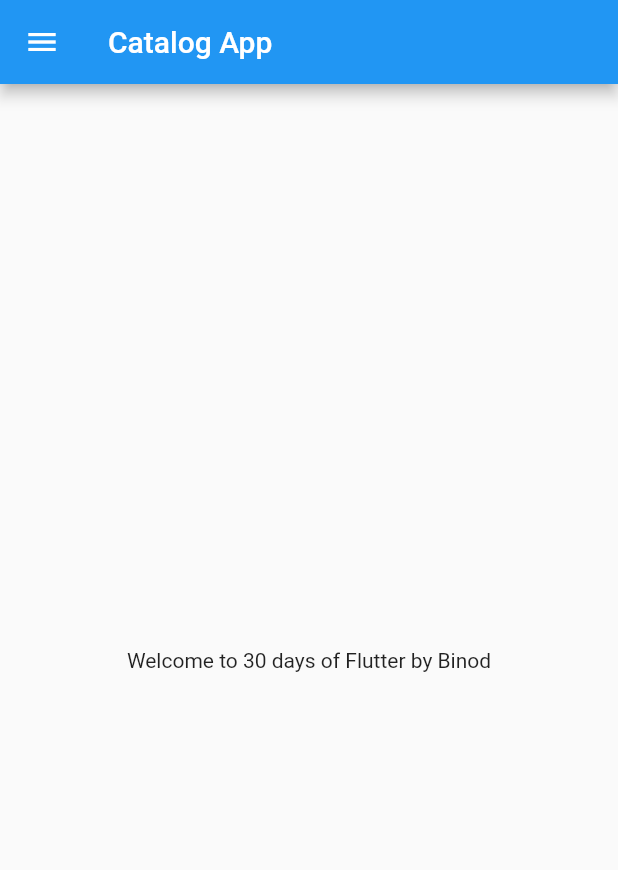
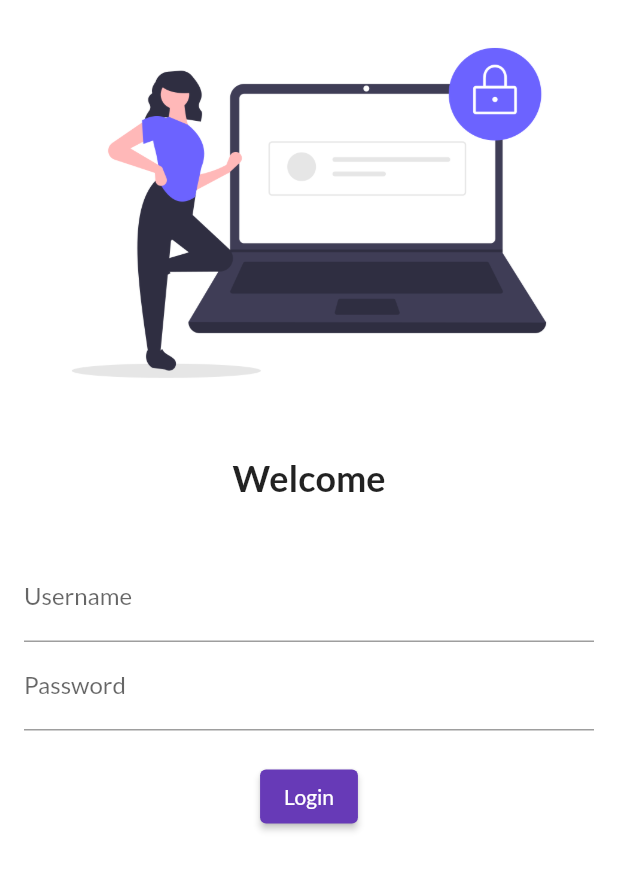
Before and after one commit to binod210-prog/FlutterBasics, a Flutter app: the screen it shows after launch, on a phone screen of 412 x 824 dp. Shown: the top 870 px of the screen. Run offline on Flutter 3.47's test engine with Material 2 defaults, Android fonts, the light colour scheme and no system bars; our stand-ins replace google_fonts.

Commit message:
day3 commit

```diff
--- a/lib/main.dart
+++ b/lib/main.dart
@@ -1,6 +1,7 @@
+import 'package:google_fonts/google_fonts.dart';
+import '/pages/login_page.dart';
 import 'package:flutter/material.dart';
-
-import 'home_page.dart';
+import 'pages/home_page.dart';
 
 void main() {
   runApp(MyApp());
@@ -10,7 +11,20 @@
   @override
   Widget build(BuildContext context) {
     return MaterialApp(
-      home: HomePage(),
+      themeMode: ThemeMode.light,
+      theme: ThemeData(
+        primarySwatch: Colors.deepPurple,
+        fontFamily: GoogleFonts.lato().fontFamily,
+      ),
+      darkTheme: ThemeData(
+        brightness: Brightness.dark,
+      ),
+      initialRoute: '/',
+      routes: {
+        '/': (context) => LoginPage(),
+        '/home': (context) => HomePage(),
+        '/login': (context) => LoginPage()
+      },
     );
   }
 }
--- /dev/null
+++ b/lib/pages/login_page.dart
@@ -0,0 +1,60 @@
+import 'package:flutter/material.dart';
+
+class LoginPage extends StatelessWidget {
+  @override
+  Widget build(BuildContext context) {
+    return Material(
+        color: Colors.white,
+        child: Column(
+          children: [
+            Image.asset(
+              "assets/images/login_image.png",
+              fit: BoxFit.cover,
+            ),
+            SizedBox(
+              height: 20.0,
+            ),
+            Text(
+              "Welcome",
+              style: TextStyle(
+                fontSize: 24,
+                fontWeight: FontWeight.bold,
+              ),
+            ),
+            SizedBox(
+              height: 20.0,
+            ),
+            Padding(
+              padding: const EdgeInsets.all(16.0),
+              child: Column(
+                children: [
+                  TextFormField(
+                    decoration: InputDecoration(
+                      hintText: " Enter Username",
+                      labelText: "Username",
+                    ),
+                  ),
+                  TextFormField(
+                    obscureText: true,
+                    decoration: InputDecoration(
+                      hintText: " Enter Password",
+                      labelText: "Password",
+                    ),
+                  ),
+                  SizedBox(
+                    height: 20.0,
+                  ),
+                  ElevatedButton(
+                    onPressed: () {
+                      print("Hi Binod");
+                    },
+                    child: Text("Login"),
+                    style: TextButton.styleFrom(),
+                  ),
+                ],
+              ),
+            ),
+          ],
+        ));
+  }
+}
```
Also changed, not shown: pubspec.yaml (+4 -5 lines), assets/images/login_image.png (added), lib/pages/home_page.dart (renamed from lib/home_page.dart), pubspec.lock.
